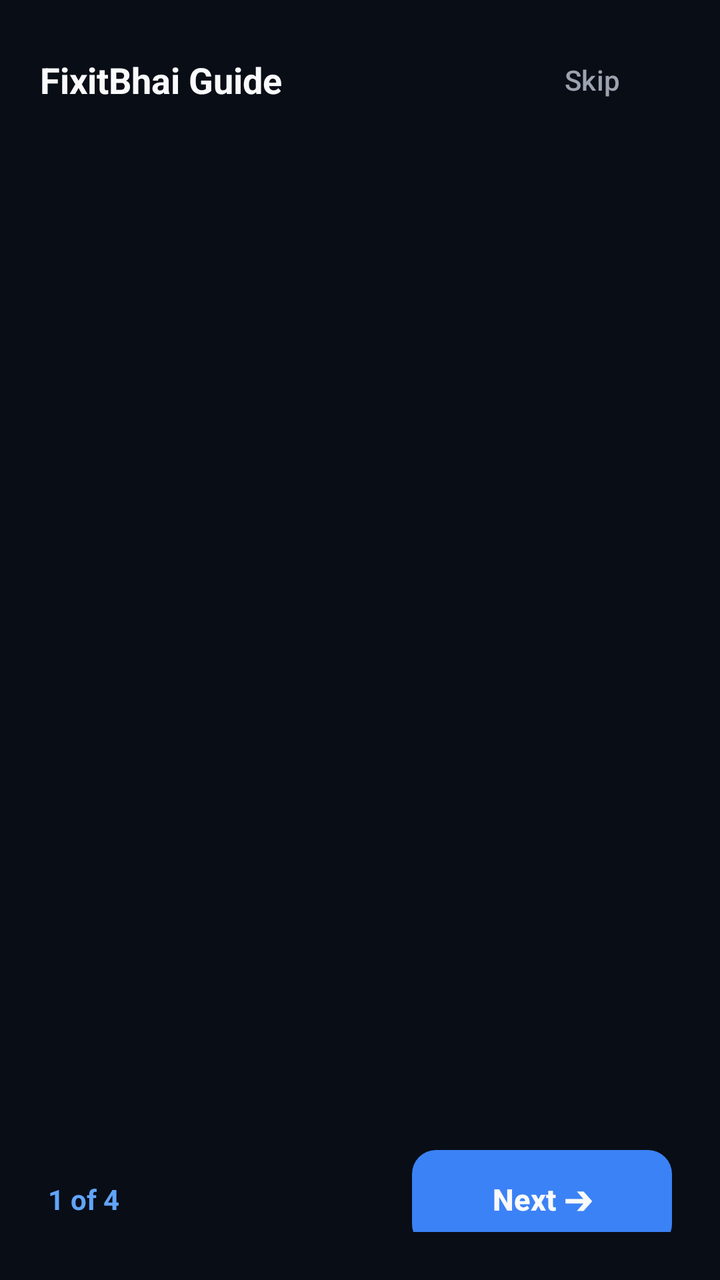
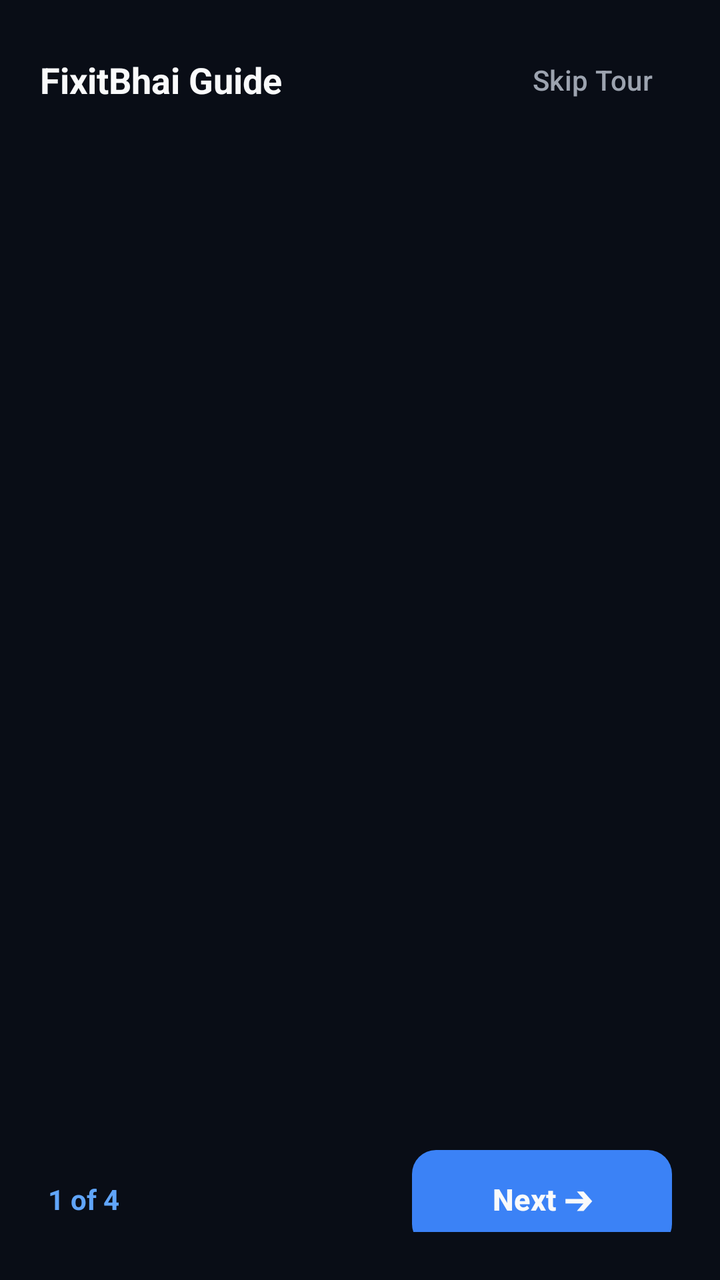

An Android layout rendered at two revisions. The XML below is the earlier revision; the diff shows what the commit changed to produce the second picture.
<!-- AndroidManifest.xml: application theme Theme.FixitBhai -->
<!-- res/layout/activity_intro.xml -->
<?xml version="1.0" encoding="utf-8"?>
<androidx.constraintlayout.widget.ConstraintLayout xmlns:android="http://schemas.android.com/apk/res/android"
    xmlns:app="http://schemas.android.com/apk/res-auto"
    xmlns:tools="http://schemas.android.com/tools"
    android:layout_width="match_parent"
    android:layout_height="match_parent"
    android:background="@color/bg_dark"
    tools:context=".IntroActivity">

    
    <LinearLayout
        android:id="@+id/topBar"
        android:layout_width="match_parent"
        android:layout_height="wrap_content"
        android:gravity="center_vertical"
        android:paddingHorizontal="20dp"
        android:paddingTop="16dp"
        app:layout_constraintTop_toTopOf="parent">

        <TextView
            android:layout_width="0dp"
            android:layout_height="wrap_content"
            android:layout_weight="1"
            android:text="FixitBhai Guide"
            android:textColor="@color/text_primary"
            android:textSize="18sp"
            android:textStyle="bold" />

        <com.google.android.material.button.MaterialButton
            android:id="@+id/btnSkipIntro"
            style="@style/Widget.Material3.Button.TextButton"
            android:layout_width="wrap_content"
            android:layout_height="wrap_content"
            android:text="Skip"
            android:textColor="@color/text_secondary"
            android:textSize="14sp" />
    </LinearLayout>

    
    <androidx.viewpager2.widget.ViewPager2
        android:id="@+id/viewPagerIntro"
        android:layout_width="match_parent"
        android:layout_height="0dp"
        android:layout_marginVertical="8dp"
        app:layout_constraintBottom_toTopOf="@id/bottomNavigation"
        app:layout_constraintTop_toBottomOf="@id/topBar" />

    
    <RelativeLayout
        android:id="@+id/bottomNavigation"
        android:layout_width="match_parent"
        android:layout_height="wrap_content"
        android:paddingHorizontal="24dp"
        android:paddingBottom="24dp"
        app:layout_constraintBottom_toBottomOf="parent">

        <TextView
            android:id="@+id/tvStepIndicator"
            android:layout_width="wrap_content"
            android:layout_height="wrap_content"
            android:layout_alignParentStart="true"
            android:layout_centerVertical="true"
            android:text="1 of 4"
            android:textColor="@color/accent_blue"
            android:textSize="14sp"
            android:textStyle="bold" />

        <com.google.android.material.button.MaterialButton
            android:id="@+id/btnNextIntro"
            style="@style/SleekPrimaryButton"
            android:layout_width="wrap_content"
            android:layout_height="wrap_content"
            android:layout_alignParentEnd="true"
            android:layout_centerVertical="true"
            android:minWidth="130dp"
            android:text="Next ➔" />
    </RelativeLayout>

</androidx.constraintlayout.widget.ConstraintLayout>
<!-- resources referenced by this layout -->
<resources>
  <color name="accent_blue">#60A5FA</color>
  <color name="bg_dark">#090D16</color>
  <color name="text_primary">#F9FAFB</color>
  <color name="text_secondary">#9CA3AF</color>
  <style name="SleekPrimaryButton" parent="Widget.Material3.Button">
          <item name="backgroundTint">@color/primary_blue</item>
          <item name="android:textColor">@color/text_primary</item>
          <item name="android:textSize">15sp</item>
          <item name="android:textStyle">bold</item>
          <item name="cornerRadius">12dp</item>
          <item name="android:paddingTop">14dp</item>
          <item name="android:paddingBottom">14dp</item>
      </style>
  <style name="Theme.FixitBhai" parent="Theme.Material3.DayNight.NoActionBar">
          
          <item name="colorPrimary">@color/primary_blue</item>
          <item name="colorOnPrimary">@color/text_primary</item>
          <item name="colorPrimaryContainer">@color/surface_variant</item>
          <item name="colorOnPrimaryContainer">@color/text_primary</item>
  
          
          <item name="colorSecondary">@color/accent_blue</item>
          <item name="colorOnSecondary">@color/text_primary</item>
  
          
          <item name="android:windowBackground">@color/bg_dark</item>
          <item name="colorSurface">@color/surface_dark</item>
          <item name="colorOnSurface">@color/text_primary</item>
          <item name="colorSurfaceVariant">@color/surface_container</item>
          <item name="colorOnSurfaceVariant">@color/text_secondary</item>
  
          
          <item name="elevationOverlayEnabled">false</item>
  
          
          <item name="android:statusBarColor">@color/bg_dark</item>
          <item name="android:navigationBarColor">@color/bg_dark</item>
  
          
          <item name="materialCardViewStyle">@style/SleekCardStyle</item>
      </style>
  <color name="primary_blue">#3B82F6</color>
  <color name="surface_variant">#1F2937</color>
  <color name="surface_dark">#111827</color>
  <color name="surface_container">#131C2E</color>
  <style name="SleekCardStyle" parent="Widget.Material3.CardView.Filled">
          <item name="cardBackgroundColor">@color/surface_dark</item>
          <item name="cardCornerRadius">18dp</item>
          <item name="strokeColor">@color/card_stroke</item>
          <item name="strokeWidth">1dp</item>
      </style>
  <color name="card_stroke">#1F2937</color>
</resources>

<!-- the commit's change to res/layout/activity_intro.xml (unified diff, before → after) -->
@@ -21,7 +21,7 @@
             android:layout_width="0dp"
             android:layout_height="wrap_content"
             android:layout_weight="1"
-            android:text="FixitBhai Guide"
+            android:text="@string/intro_title"
             android:textColor="@color/text_primary"
             android:textSize="18sp"
             android:textStyle="bold" />
@@ -31,7 +31,7 @@
             style="@style/Widget.Material3.Button.TextButton"
             android:layout_width="wrap_content"
             android:layout_height="wrap_content"
-            android:text="Skip"
+            android:text="@string/intro_skip"
             android:textColor="@color/text_secondary"
             android:textSize="14sp" />
     </LinearLayout>
<!-- resource entries referenced after the edit -->
@@ -4,6 +4,8 @@
   <color name="bg_dark">#090D16</color>
   <color name="text_primary">#F9FAFB</color>
   <color name="text_secondary">#9CA3AF</color>
+  <string name="intro_skip">Skip Tour</string>
+  <string name="intro_title">FixitBhai Guide</string>
   <style name="SleekPrimaryButton" parent="Widget.Material3.Button">
           <item name="backgroundTint">@color/primary_blue</item>
           <item name="android:textColor">@color/text_primary</item>
